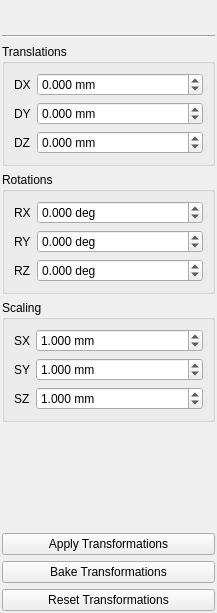
Qt form ui/ObjectTransformPanel.ui (01Hub/ModelViewer) before a commit.
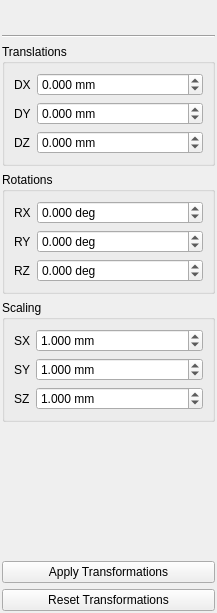
The same form after that commit. Icons and pictures are not drawn.

Commit message: Deletion lifecycle fixes + per-file light transform system

Diff of the .ui file:
```diff
--- a/ui/ObjectTransformPanel.ui
+++ b/ui/ObjectTransformPanel.ui
@@ -424,13 +424,6 @@
      </property>
     </widget>
    </item>
-   <item>
-    <widget class="QPushButton" name="pushButtonBakeTransformations">
-     <property name="text">
-      <string>Bake Transformations</string>
-     </property>
-    </widget>
-   </item>
    <item>
     <widget class="QPushButton" name="pushButtonResetTransformations">
      <property name="text">
```
The commit also changes 16 other files.
